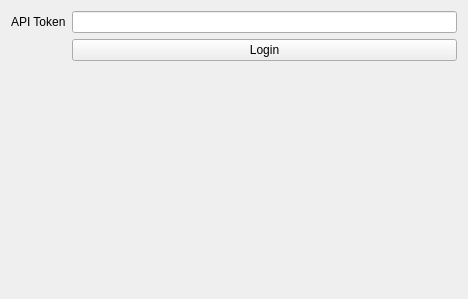
First picture: the form in forms/login.ui, repository amireh/qtCanvas, before the edit.
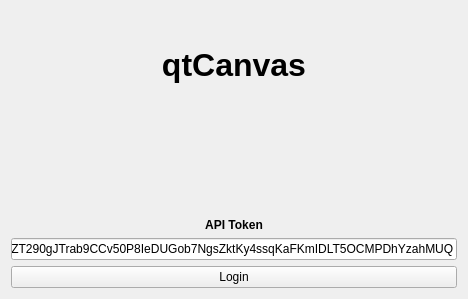
Second picture: the form after the edit.

Patch:
```diff
--- a/forms/login.ui
+++ b/forms/login.ui
@@ -19,18 +19,55 @@
   <property name="windowTitle">
    <string>Form</string>
   </property>
-  <layout class="QFormLayout" name="formLayout">
-   <item row="0" column="0">
+  <layout class="QVBoxLayout" name="verticalLayout">
+   <item>
+    <widget class="QLabel" name="label_2">
+     <property name="font">
+      <font>
+       <family>Cantarell</family>
+       <pointsize>24</pointsize>
+       <weight>75</weight>
+       <bold>true</bold>
+      </font>
+     </property>
+     <property name="autoFillBackground">
+      <bool>false</bool>
+     </property>
+     <property name="text">
+      <string>qtCanvas</string>
+     </property>
+     <property name="scaledContents">
+      <bool>true</bool>
+     </property>
+     <property name="alignment">
+      <set>Qt::AlignCenter</set>
+     </property>
+    </widget>
+   </item>
+   <item>
     <widget class="QLabel" name="label">
+     <property name="font">
+      <font>
+       <weight>75</weight>
+       <bold>true</bold>
+      </font>
+     </property>
      <property name="text">
       <string>API Token</string>
      </property>
+     <property name="alignment">
+      <set>Qt::AlignBottom|Qt::AlignHCenter</set>
+     </property>
     </widget>
    </item>
-   <item row="0" column="1">
-    <widget class="QLineEdit" name="txtToken"/>
+   <item>
+    <widget class="QLineEdit" name="txtToken">
+     <property name="text">
+      <string>ljZT290gJTrab9CCv50P8IeDUGob7NgsZktKy4ssqKaFKmIDLT5OCMPDhYzahMUQ</string>
+     </property>
+    </widget>
    </item>
-   <item row="1" column="1">
+   <item>
     <widget class="QPushButton" name="btnLogin">
      <property name="text">
       <string>Login</string>
```
